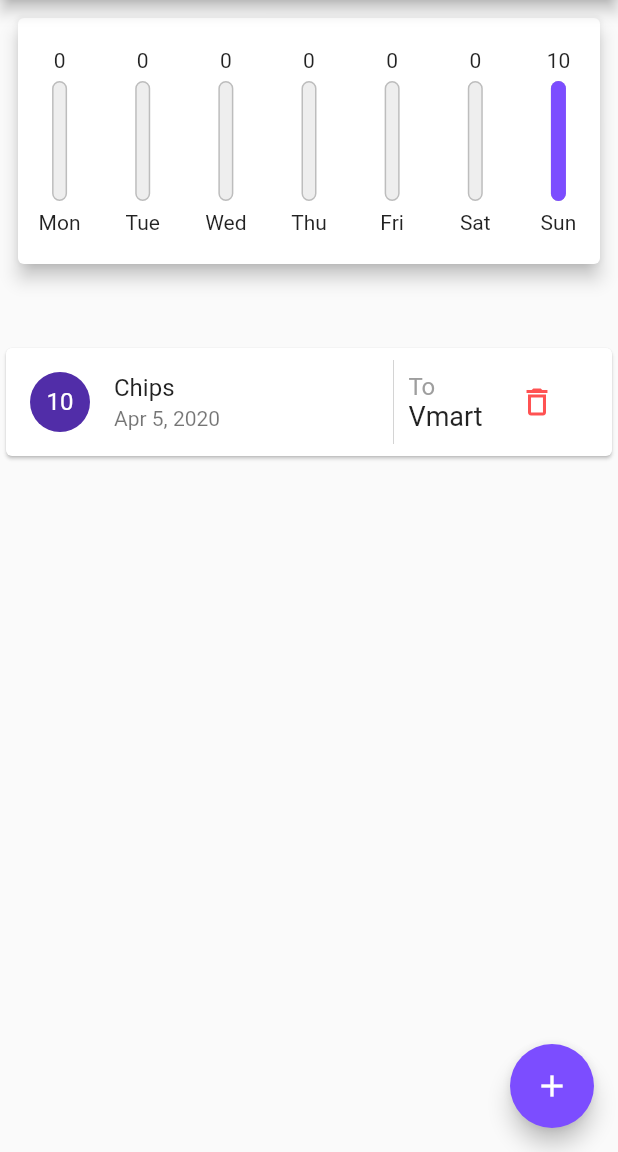
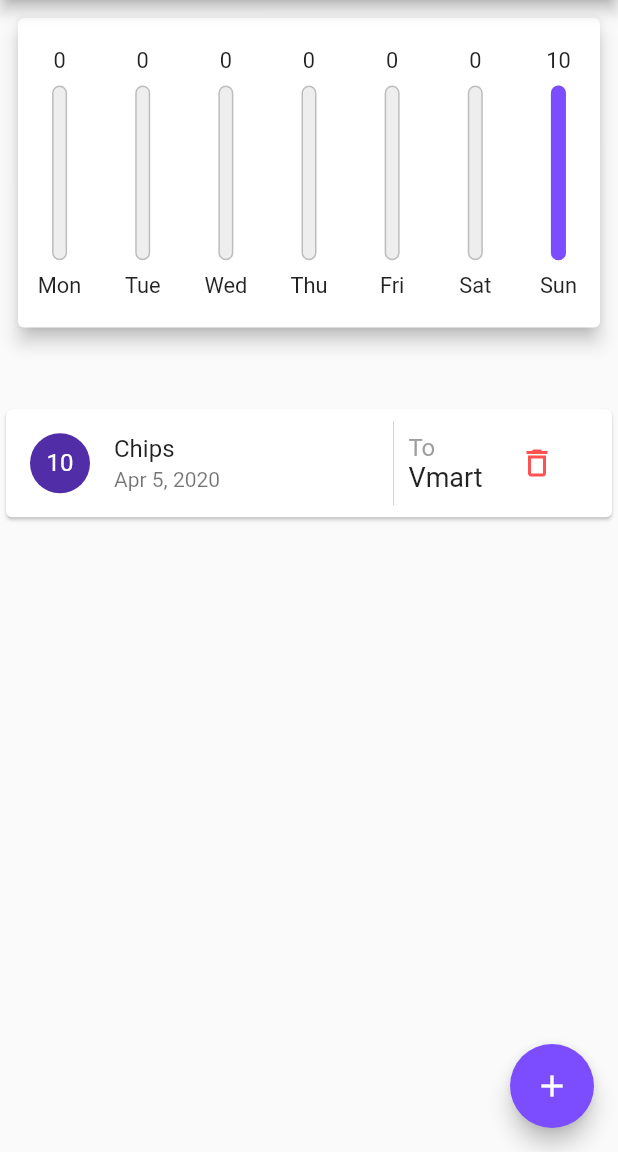
Before and after one commit to bluex4556/udemy_flutter_course, a Flutter app: the screen it shows after launch, on a phone screen of 412 x 824 dp, the part 84-1236 px from its top. Run offline on Flutter 3.47's test engine with Material 2 defaults, Android fonts, the phone set to English and light mode, and no system bars.

Commit message:
Added responsiveness

```diff
--- a/expenses_app/lib/main.dart
+++ b/expenses_app/lib/main.dart
@@ -42,16 +42,15 @@ class _MyHomePageState extends State<MyHomePage> {
         shopName: "Vmart"),
   ];
 
-  void deleteTransaction(int id)
-  {
+  void deleteTransaction(int id) {
     setState(() {
       transactions.removeAt(id);
     });
   }
 
-  void addTransaction(String name, String price, String shopName, DateTime chosenDate) {
-    if(chosenDate == null)
-        chosenDate = DateTime.now();
+  void addTransaction(
+      String name, String price, String shopName, DateTime chosenDate) {
+    if (chosenDate == null) chosenDate = DateTime.now();
     setState(() {
       transactions.add(new Transactions(
         item: name,
@@ -80,19 +79,28 @@ class _MyHomePageState extends State<MyHomePage> {
 
   @override
   Widget build(BuildContext context) {
+    final mediaQuery = MediaQuery.of(context);
+    final appBarVar = AppBar(
+      title: Text("Personal Expenses"),
+    );
     return Scaffold(
-      appBar: AppBar(
-        title: Text("Personal Expenses"),
-      ),
+      appBar: appBarVar,
       body: Container(
         height: double.infinity,
         child: SingleChildScrollView(
           child: Column(
             crossAxisAlignment: CrossAxisAlignment.stretch,
             children: <Widget>[
-              Chart(lastWeekTransaction),
-              Padding(padding: EdgeInsets.all(20)),
-              TransactionList(transactions,deleteTransaction),
+              Container(
+                height: (mediaQuery.size.height - appBarVar.preferredSize.height - MediaQuery.of(context).padding.top ) * 0.3,
+                child: Chart(lastWeekTransaction),
+              ),
+              Container(
+                height: (mediaQuery.size.height - appBarVar.preferredSize.height - MediaQuery.of(context).padding.top ) * 0.05,
+              ),
+              Container(
+                  height: (mediaQuery.size.height - appBarVar.preferredSize.height - MediaQuery.of(context).padding.top ) * 0.65,
+                  child: TransactionList(transactions, deleteTransaction)),
             ],
           ),
         ),
--- a/expenses_app/lib/widgets/add_transaction.dart
+++ b/expenses_app/lib/widgets/add_transaction.dart
@@ -52,7 +52,10 @@ class _AddTransactionState extends State<AddTransaction> {
 
   @override
   Widget build(BuildContext context) {
-    return Card(
+    return SingleChildScrollView(
+      child: Card(
+        child: Container(
+          padding: EdgeInsets.only(bottom: MediaQuery.of(context).viewInsets.bottom +30),
           child: Column(
             crossAxisAlignment: CrossAxisAlignment.stretch,
             children: <Widget>[
@@ -84,7 +87,6 @@ class _AddTransactionState extends State<AddTransaction> {
                 onSubmitted: (_)=>submitTransaction(),
               ),
               Container(
-//            width: 10,
                 padding: EdgeInsets.all(8),
                 child: Row(
                   mainAxisAlignment: MainAxisAlignment.spaceBetween,
@@ -104,8 +106,10 @@ class _AddTransactionState extends State<AddTransaction> {
                 child: Text("Add Item"),
                 textColor: Theme.of(context).textTheme.button.color,
                 onPressed: submitTransaction,
-          )
+              ),
             ],
+          ),
+        ),
       ),
     );
   }
--- a/expenses_app/lib/widgets/chart_bar.dart
+++ b/expenses_app/lib/widgets/chart_bar.dart
@@ -10,15 +10,20 @@ class ChartBar extends StatelessWidget {
 
   @override
   Widget build(BuildContext context) {
+    return LayoutBuilder(
+      builder: (context,constraints){
         return Container(
           child: Column(
             crossAxisAlignment: CrossAxisAlignment.center,
             children: <Widget>[
-          FittedBox(
+              Container(
+                height: constraints.maxHeight * 0.1,
+                child: FittedBox(
                     child: Text(amount.toString())),
-          SizedBox(height: 6),
+              ),
+              SizedBox(height: constraints.maxHeight * 0.05),
               Container(
-            height: 80,
+                height: constraints.maxHeight * 0.7,
                 width: 10,
                 child: Stack(
                   children: <Widget>[
@@ -35,18 +40,22 @@ class ChartBar extends StatelessWidget {
                       heightFactor: fractionOfTotal,
                       child: Container(
                         decoration: BoxDecoration(
+                          borderRadius: BorderRadius.circular(5),
                           color: Theme.of(context).accentColor,
-                      borderRadius: BorderRadius.circular(5),
                         ),
                       ),
                     )
                   ],
                 ),
               ),
-          SizedBox(height: 6),
-          Text(day)
+              SizedBox(height: constraints.maxHeight * 0.05),
+              Container(
+                  height: constraints.maxHeight * 0.1,
+                  child: FittedBox(child: Text(day))),
             ],
           ),
         );
+      },
+    );
   }
 }
```
Lines whose indentation alone changed are shown as unchanged.
